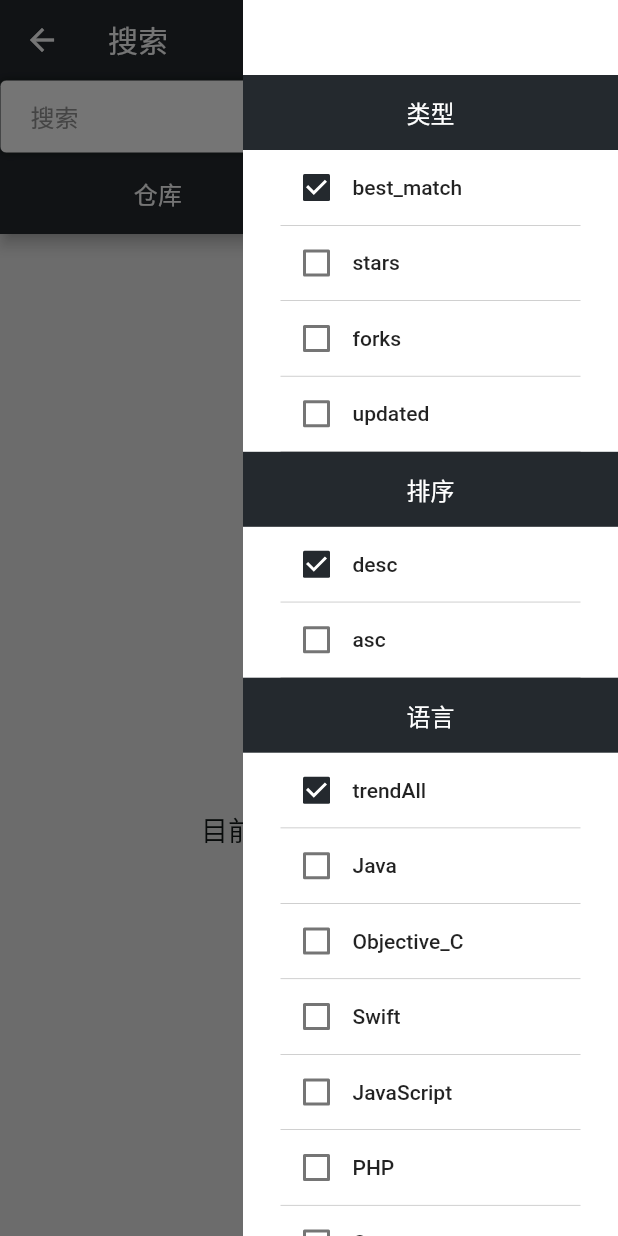
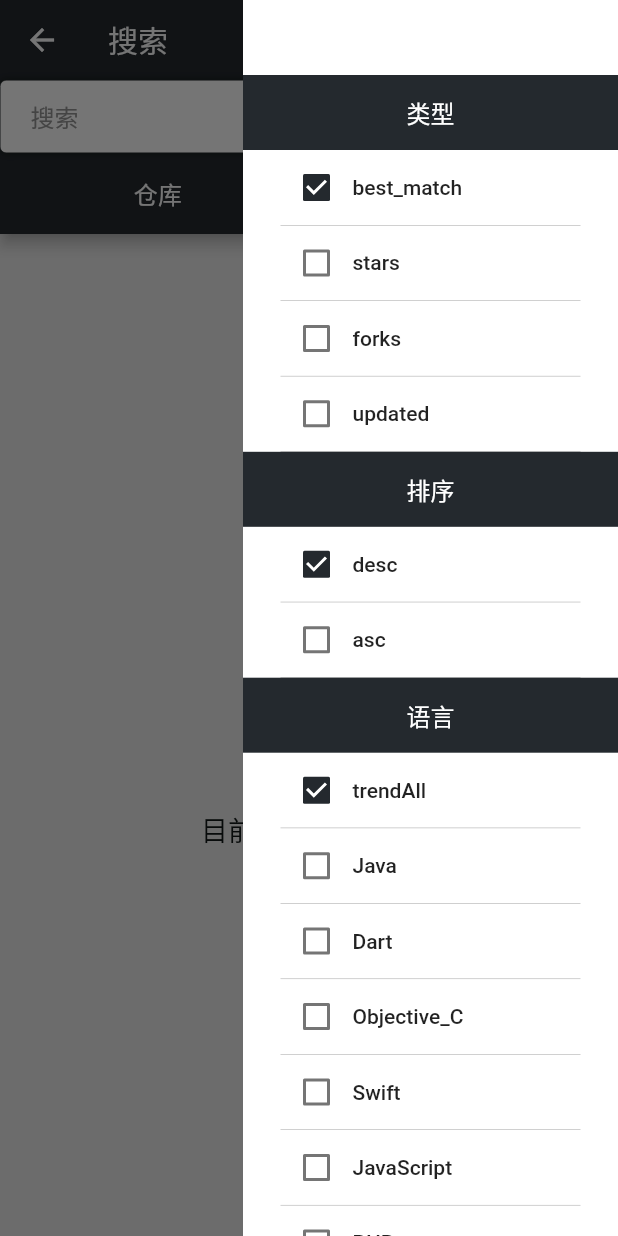
Before and after one commit to CarGuo/gsy_github_app_flutter, a Flutter app: the SearchPage screen opened directly, after a tap on the "menu" icon, on a phone screen of 412 x 824 dp. Run offline on Flutter 3.47's test engine with Material 2 defaults, Android fonts, the phone set to English and light mode, and no system bars; our stand-ins replace connectivity, dio, flutter_markdown, flutter_redux, flutter_spinkit, fluttertoast and 4 more; missing offline and left inert: flutter_webview_plugin, get_version; accounts and stored records are empty; generated files the repository leaves out were written again; network calls fail; statements that could not run were skipped; project files that could hold a hidden picture were left out.

Commit message:
趋势语言，搜索语言加dart。

```diff
--- a/lib/page/TrendPage.dart
+++ b/lib/page/TrendPage.dart
@@ -144,6 +144,7 @@ var TrendType = [
   TrendTypeModel(GSYStrings.trend_all, null),
   TrendTypeModel("Java", "Java"),
   TrendTypeModel("Kotlin", "Kotlin"),
+  TrendTypeModel("Dart", "Dart"),
   TrendTypeModel("Objective-C", "Objective-C"),
   TrendTypeModel("Swift", "Swift"),
   TrendTypeModel("JavaScript", "JavaScript"),
--- a/lib/widget/GSYSearchDrawer.dart
+++ b/lib/widget/GSYSearchDrawer.dart
@@ -145,6 +145,7 @@ var searchFilterType = [
 var searchLanguageType = [
   FilterModel(name: "trendAll", value: null, select: true),
   FilterModel(name: "Java", value: 'Java', select: false),
+  FilterModel(name: "Dart", value: 'Dart', select: false),
   FilterModel(name: "Objective_C", value: 'Objective-C', select: false),
   FilterModel(name: "Swift", value: 'Swift', select: false),
   FilterModel(name: "JavaScript", value: 'JavaScript', select: false),
```
Also changed, not shown: 1 other file.
